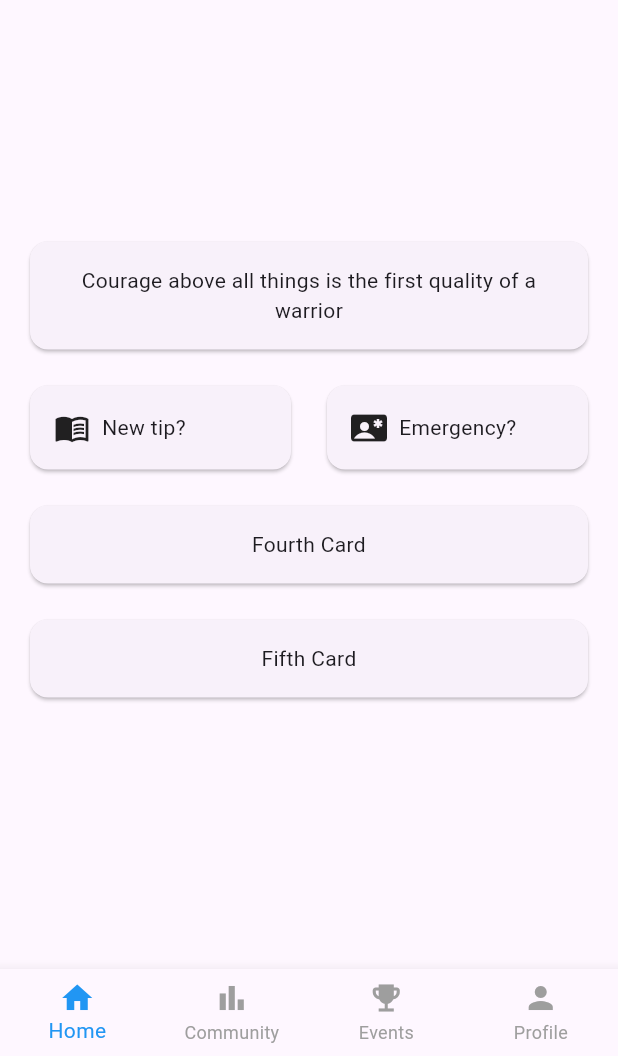
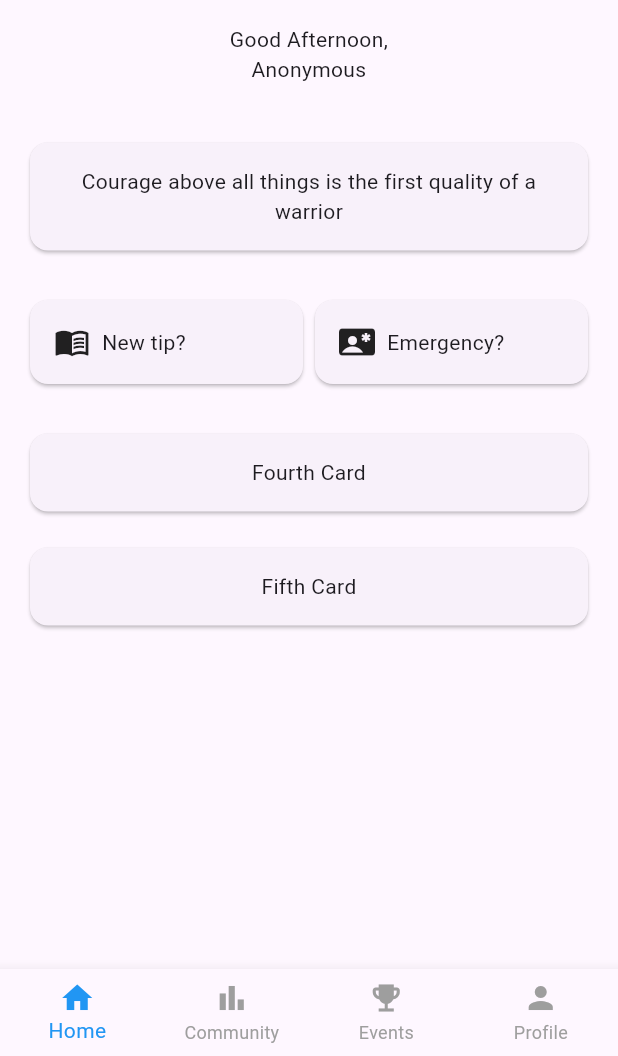
Before and after one commit to odilon-cloud/silent-signal-mobile, a Flutter app: the screen it shows after launch, on a phone screen of 412 x 824 dp, the part 180-1236 px from its top. Run offline on Flutter 3.47's test engine with Material 3 defaults, Android fonts, the phone set to English and light mode, and no system bars.

Commit message:
enhanced the homepage

```diff
--- a/lib/common/components/base_layout.dart
+++ b/lib/common/components/base_layout.dart
@@ -53,7 +53,9 @@ class _BaseLayoutState extends State<BaseLayout> {
           ),
         ),
         ),
-      body: _pages[_selectedIndex],
+      body: SafeArea(
+        child: _pages[_selectedIndex],
+      ),
       bottomNavigationBar: BottomNavigationBar(
         currentIndex: _selectedIndex,
         onTap: (index) {
@@ -124,8 +126,19 @@ class HomePage extends StatelessWidget {
         child: Padding(
           padding: const EdgeInsets.all(16.0),
           child: Column(
-            mainAxisAlignment: MainAxisAlignment.center,
+            mainAxisAlignment: MainAxisAlignment.start,
             children: [
+              const Text(
+                    'Good Afternoon,',
+                    textAlign: TextAlign.center,
+                    style: TextStyle(fontSize: 14),
+              ),
+              const Text(
+                    'Anonymous',
+                    textAlign: TextAlign.center,
+                    style: TextStyle(fontSize: 14),
+              ),
+              const SizedBox(height: 35),
               // First single card
               Card(
                 child: Container(
@@ -138,7 +151,7 @@ class HomePage extends StatelessWidget {
                   ),
                 ),
               ),
-              const SizedBox(height: 16),
+              const SizedBox(height: 25),
 
               // Two cards in a row
               Row(
@@ -169,7 +182,7 @@ class HomePage extends StatelessWidget {
                       ),
                     ),
                   ),
-                  const SizedBox(width: 16),
+                  const SizedBox(height: 25),
                   Expanded(
                     child: Card(
                       child: Container(
@@ -190,7 +203,7 @@ class HomePage extends StatelessWidget {
                   ),
                 ],
               ),
-              const SizedBox(height: 16),
+              const SizedBox(height: 25),
 
               // Fourth single card
               Card(
```
